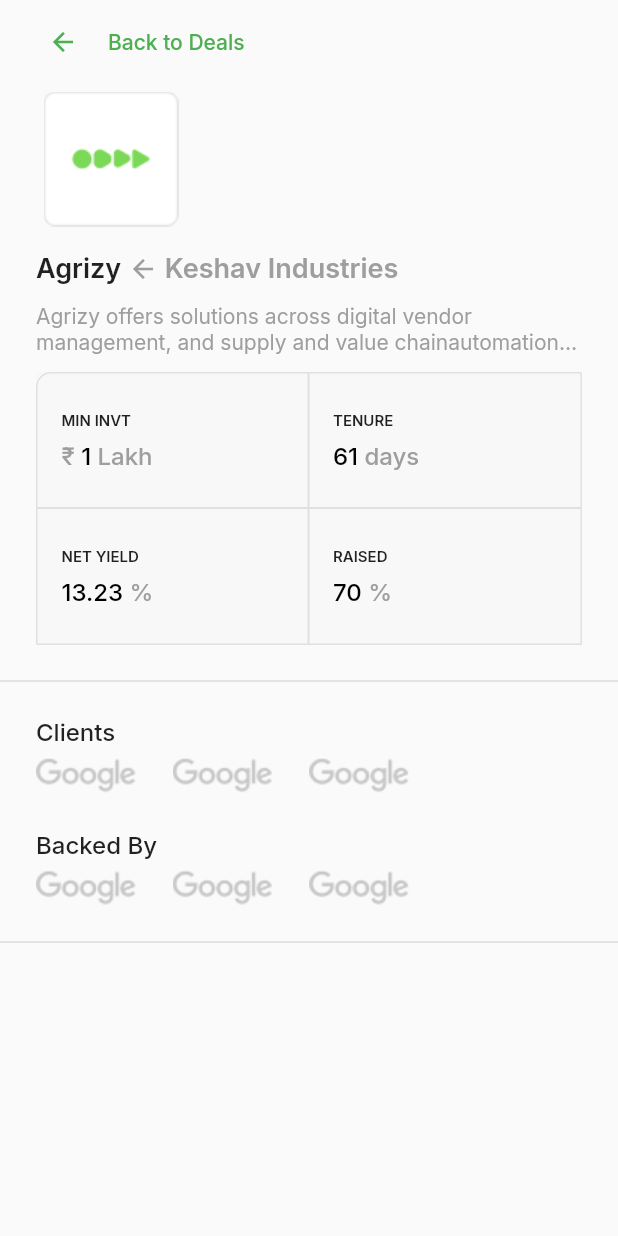
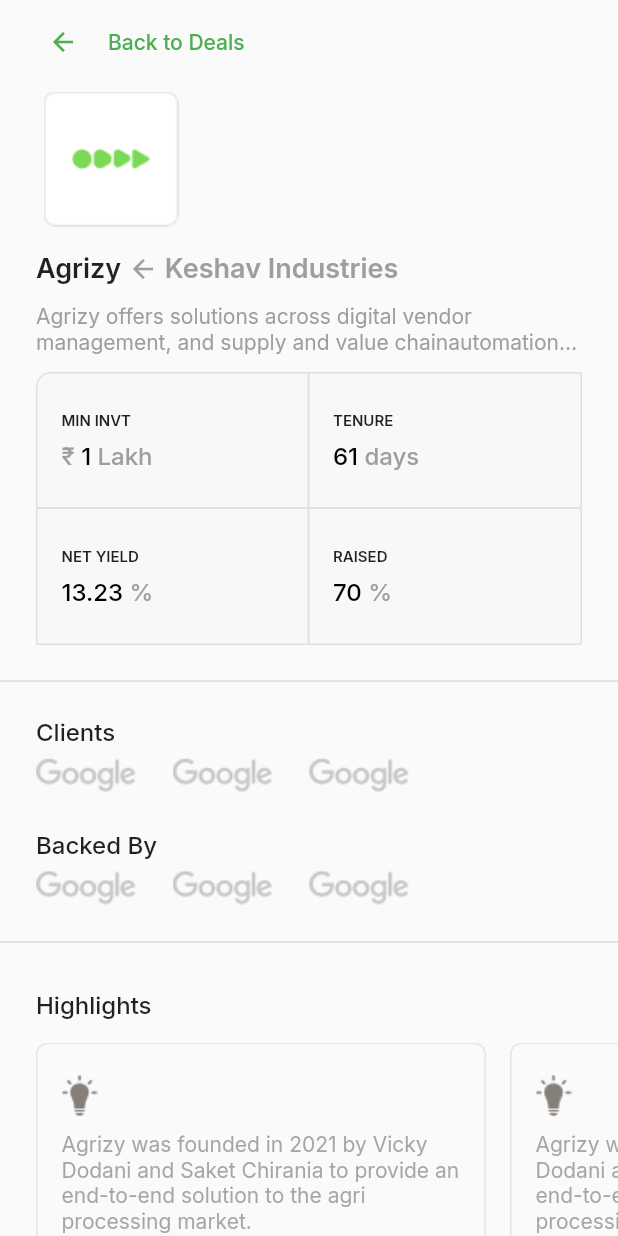
Before and after one commit to SatyamKr07/tap_invest_satyam, a Flutter app: the screen it shows after launch, on a phone screen of 412 x 824 dp. Run offline on Flutter 3.47's test engine with Material 2 defaults, Android fonts, the phone set to English and light mode, and no system bars; our stand-ins replace google_fonts.

Commit message:
highlights ui

```diff
--- a/lib/pages/deal_details_page/deal_details_page.dart
+++ b/lib/pages/deal_details_page/deal_details_page.dart
@@ -1,5 +1,6 @@
 import 'package:flutter/material.dart';
 import 'package:tap_invest/pages/deal_details_page/widgets/clients_backed_by.dart';
+import 'package:tap_invest/pages/deal_details_page/widgets/highlights.dart';
 import 'package:tap_invest/pages/deal_details_page/widgets/invt_data_widget.dart';
 import 'package:tap_invest/utils/my_text_styles.dart';
 
@@ -83,6 +84,9 @@
           ),
           SizedBox(height: 16),
           Divider(thickness: 1),
+          SizedBox(height: 24),
+          Highlights(),
+          SizedBox(height: 32),
         ],
       ),
     );
--- /dev/null
+++ b/lib/pages/deal_details_page/widgets/highlights.dart
@@ -0,0 +1,64 @@
+import 'package:flutter/material.dart';
+import 'package:tap_invest/utils/my_text_styles.dart';
+
+class Highlights extends StatelessWidget {
+  @override
+  Widget build(BuildContext context) {
+    return Padding(
+      padding: const EdgeInsets.only(left: 24.0),
+      child: Column(
+        crossAxisAlignment: CrossAxisAlignment.start,
+        children: [
+          Text("Highlights", style: MyTestStyles.Inter50016),
+          SizedBox(height: 16),
+          Container(
+            height: 200,
+            child: ListView(
+              shrinkWrap: true,
+              scrollDirection: Axis.horizontal,
+              children: [
+                story(),
+                story(),
+              ],
+            ),
+          ),
+        ],
+      ),
+    );
+  }
+
+  Container story() {
+    return Container(
+      width: 300,
+      height: 173,
+      padding: const EdgeInsets.symmetric(horizontal: 16, vertical: 20),
+      margin: EdgeInsets.only(right: 16),
+      clipBehavior: Clip.antiAlias,
+      decoration: ShapeDecoration(
+        shape: RoundedRectangleBorder(
+          side: BorderSide(width: 1, color: Color(0xFFE7E5E4)),
+          borderRadius: BorderRadius.circular(8),
+        ),
+      ),
+      child: Column(
+        mainAxisSize: MainAxisSize.min,
+        mainAxisAlignment: MainAxisAlignment.start,
+        crossAxisAlignment: CrossAxisAlignment.start,
+        children: [
+          Image.asset('assets/logos/bulb.png'),
+          const SizedBox(height: 10),
+          SizedBox(
+            width: double.infinity,
+            child: Opacity(
+              opacity: 0.90,
+              child: Text(
+                'Agrizy was founded in 2021 by Vicky Dodani and Saket Chirania to provide an end-to-end solution to the agri processing market.',
+                style: MyTestStyles.Inter40014.copyWith(color: Colors.grey),
+              ),
+            ),
+          ),
+        ],
+      ),
+    );
+  }
+}
```
Also changed, not shown: assets/logos/bulb.png (added).
